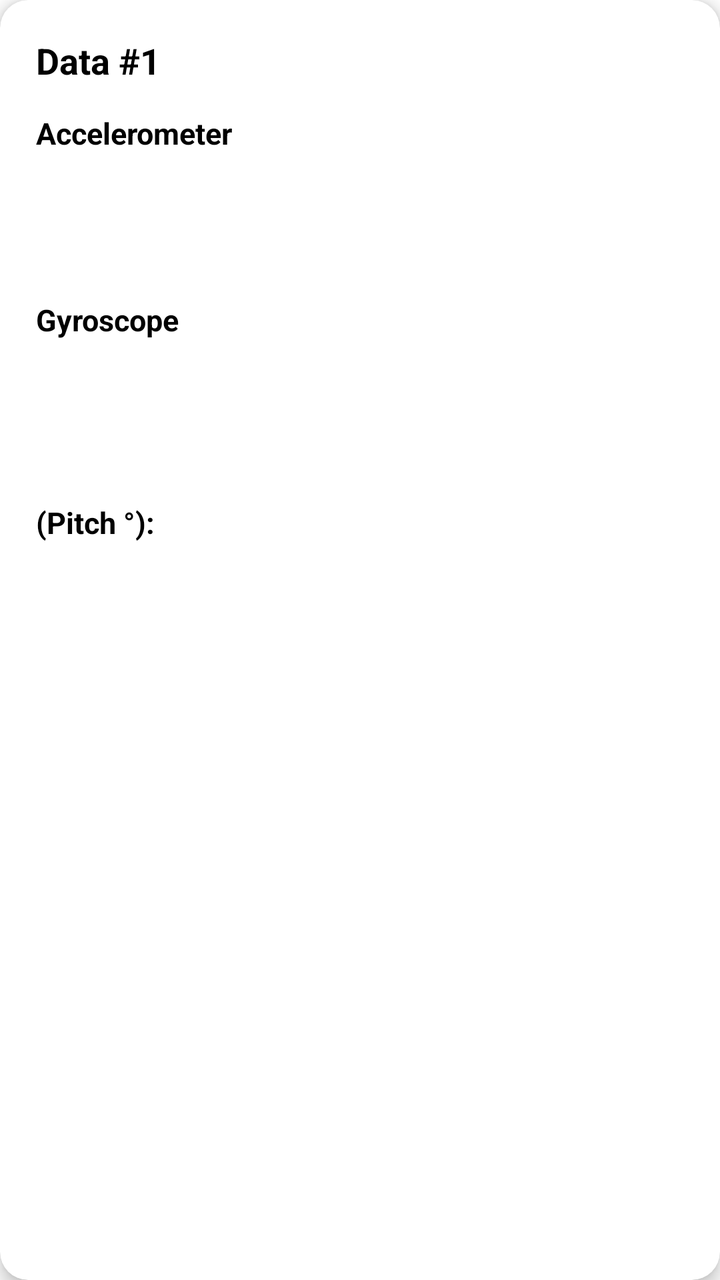
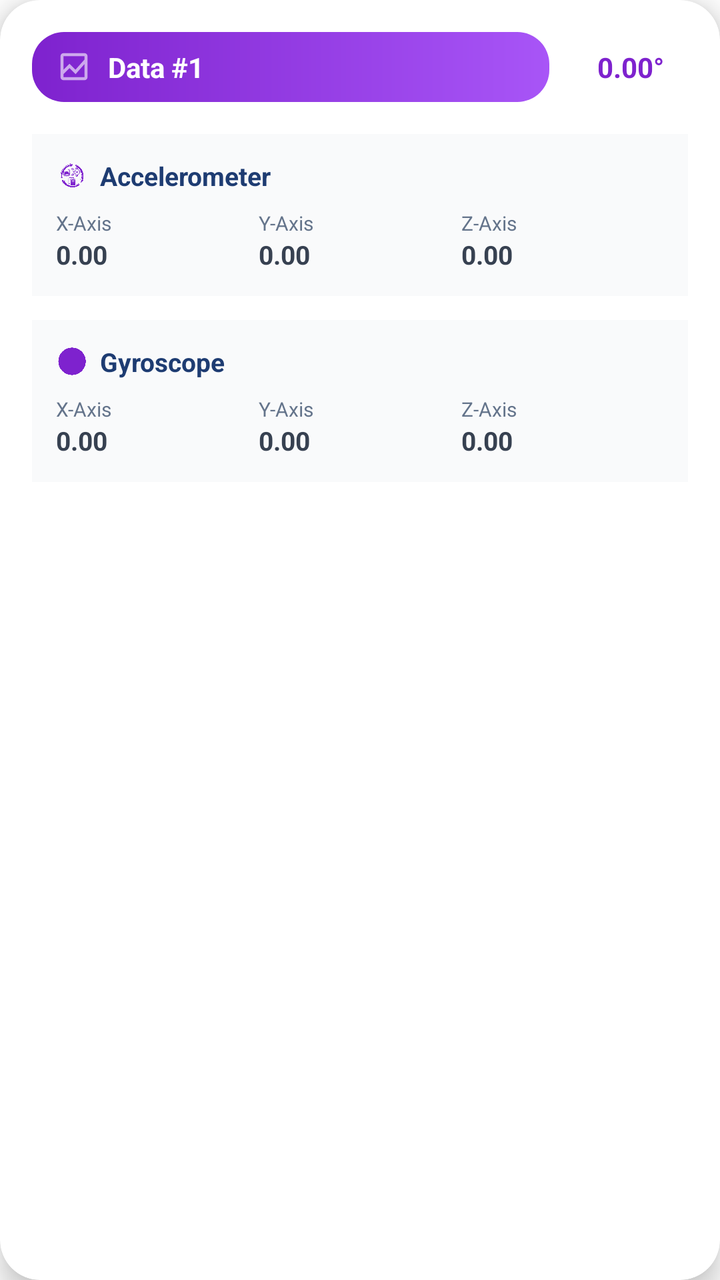

Two renders of the same Android screen: before a commit and after it. Below are the layout's source before the change and the commit's diff.
<!-- AndroidManifest.xml: application theme Theme.NajwaBelajarNavigationDrawer -->
<!-- res/layout/item_sensor_data.xml -->
<?xml version="1.0" encoding="utf-8"?>
<androidx.cardview.widget.CardView
    xmlns:android="http://schemas.android.com/apk/res/android"
    xmlns:app="http://schemas.android.com/apk/res-auto"
    android:layout_width="match_parent"
    android:layout_height="wrap_content"
    android:layout_marginHorizontal="16dp"
    android:layout_marginVertical="10dp"
    app:cardCornerRadius="14dp"
    app:cardElevation="5dp"
    android:background="@android:color/white">

    <LinearLayout
        android:layout_width="match_parent"
        android:layout_height="wrap_content"
        android:orientation="vertical"
        android:padding="18dp">

        
        <TextView
            android:id="@+id/tvTitle"
            android:layout_width="wrap_content"
            android:layout_height="wrap_content"
            android:text="Data #1"
            android:textStyle="bold"
            android:textSize="18sp"
            android:textColor="@color/hitam"
            android:layout_marginBottom="14dp" />

        
        <TextView
            android:layout_width="wrap_content"
            android:layout_height="wrap_content"
            android:text="Accelerometer"
            android:textStyle="bold"
            android:textSize="15sp"
            android:textColor="@color/hitam"
            android:layout_marginBottom="4dp" />

        <TextView android:id="@+id/tvAcX" android:layout_width="wrap_content" android:layout_height="wrap_content"/>
        <TextView android:id="@+id/tvAcY" android:layout_width="wrap_content" android:layout_height="wrap_content"/>
        <TextView android:id="@+id/tvAcZ" android:layout_width="wrap_content" android:layout_height="wrap_content"/>

        <View
            android:layout_width="match_parent"
            android:layout_height="12dp" />

        <TextView
            android:layout_width="wrap_content"
            android:layout_height="wrap_content"
            android:text="Gyroscope"
            android:textStyle="bold"
            android:textSize="15sp"
            android:textColor="@color/hitam"
            android:layout_marginBottom="4dp" />


        <TextView android:id="@+id/tvGyX" android:layout_width="wrap_content" android:layout_height="wrap_content"/>
        <TextView android:id="@+id/tvGyY" android:layout_width="wrap_content" android:layout_height="wrap_content"/>
        <TextView android:id="@+id/tvGyZ" android:layout_width="wrap_content" android:layout_height="wrap_content"/>

        <View
            android:layout_width="match_parent"
            android:layout_height="12dp" />

        <TextView
            android:id="@+id/tvPitch"
            android:layout_width="wrap_content"
            android:layout_height="wrap_content"
            android:text="(Pitch °): "
            android:textSize="15sp"
            android:textColor="@color/hitam"
            android:textStyle="bold"
            android:layout_marginTop="8dp"/>



    </LinearLayout>
</androidx.cardview.widget.CardView>
<!-- resources referenced by this layout -->
<resources>
  <color name="hitam">#FF000000</color>
  <style name="Theme.NajwaBelajarNavigationDrawer" parent="Base.Theme.NajwaBelajarNavigationDrawer" />
  <style name="Base.Theme.NajwaBelajarNavigationDrawer" parent="Theme.Material3.DayNight.NoActionBar">
  
          <item name="colorPrimary">@color/biru_tua</item>
          <item name="colorPrimaryContainer">@color/biru_muda</item>
          <item name="colorOnPrimary">@android:color/white</item>
  
          <item name="android:windowBackground">@color/putih</item>
          <item name="android:statusBarColor">@color/biru_tua</item>
  
          <item name="windowActionBar">false</item>
          <item name="android:windowNoTitle">true</item>
      </style>
  <color name="biru_tua">#0D47A1</color>
  <color name="biru_muda">#42A5F5</color>
  <color name="putih">#FFFFFFFF</color>
</resources>

<!-- the commit's change to res/layout/item_sensor_data.xml (unified diff, before → after) -->
@@ -5,75 +5,283 @@
     android:layout_width="match_parent"
     android:layout_height="wrap_content"
     android:layout_marginHorizontal="16dp"
-    android:layout_marginVertical="10dp"
-    app:cardCornerRadius="14dp"
-    app:cardElevation="5dp"
-    android:background="@android:color/white">
+    android:layout_marginVertical="8dp"
+    app:cardCornerRadius="20dp"
+    app:cardElevation="8dp"
+    app:cardBackgroundColor="@android:color/white">
 
     <LinearLayout
         android:layout_width="match_parent"
         android:layout_height="wrap_content"
         android:orientation="vertical"
-        android:padding="18dp">
+        android:padding="16dp">
 
         
-        <TextView
-            android:id="@+id/tvTitle"
-            android:layout_width="wrap_content"
+        <LinearLayout
+            android:layout_width="match_parent"
             android:layout_height="wrap_content"
-            android:text="Data #1"
-            android:textStyle="bold"
-            android:textSize="18sp"
-            android:textColor="@color/hitam"
-            android:layout_marginBottom="14dp" />
+            android:gravity="center_vertical"
+            android:orientation="horizontal"
+            android:layout_marginBottom="16dp">
+
+            <LinearLayout
+                android:layout_width="0dp"
+                android:layout_height="wrap_content"
+                android:layout_weight="1"
+                android:background="@drawable/bg_section_badge"
+                android:gravity="center_vertical"
+                android:orientation="horizontal"
+                android:paddingHorizontal="12dp"
+                android:paddingVertical="8dp">
+
+                <ImageView
+                    android:layout_width="18dp"
+                    android:layout_height="18dp"
+                    android:contentDescription="Data"
+                    android:src="@drawable/ic_dataset"
+                    app:tint="@android:color/white" />
+
+                <TextView
+                    android:id="@+id/tvTitle"
+                    android:layout_width="wrap_content"
+                    android:layout_height="wrap_content"
+                    android:layout_marginStart="8dp"
+                    android:text="Data #1"
+                    android:textColor="@android:color/white"
+                    android:textSize="14sp"
+                    android:textStyle="bold" />
+            </LinearLayout>
+
+            <TextView
+                android:id="@+id/tvPitch"
+                android:layout_width="wrap_content"
+                android:layout_height="wrap_content"
+                android:layout_marginStart="12dp"
+                android:background="@drawable/bg_search_button"
+                android:paddingHorizontal="12dp"
+                android:paddingVertical="8dp"
+                android:text="0.00°"
+                android:textColor="#7e22ce"
+                android:textSize="14sp"
+                android:textStyle="bold" />
+        </LinearLayout>
 
         
-        <TextView
-            android:layout_width="wrap_content"
+        <LinearLayout
+            android:layout_width="match_parent"
             android:layout_height="wrap_content"
-            android:text="Accelerometer"
-            android:textStyle="bold"
-            android:textSize="15sp"
-            android:textColor="@color/hitam"
-            android:layout_marginBottom="4dp" />
-
-        <TextView android:id="@+id/tvAcX" android:layout_width="wrap_content" android:layout_height="wrap_content"/>
-        <TextView android:id="@+id/tvAcY" android:layout_width="wrap_content" android:layout_height="wrap_content"/>
-        <TextView android:id="@+id/tvAcZ" android:layout_width="wrap_content" android:layout_height="wrap_content"/>
-
-        <View
+            android:orientation="vertical"
+            android:background="#F9FAFB"
+            android:padding="12dp"
+            android:layout_marginBottom="12dp">
+
+            <LinearLayout
+                android:layout_width="wrap_content"
+                android:layout_height="wrap_content"
+                android:gravity="center_vertical"
+                android:layout_marginBottom="8dp"
+                android:orientation="horizontal">
+
+                <ImageView
+                    android:layout_width="16dp"
+                    android:layout_height="16dp"
+                    android:contentDescription="Accelerometer"
+                    android:src="@drawable/sensor"
+                    app:tint="#7e22ce" />
+
+                <TextView
+                    android:layout_width="wrap_content"
+                    android:layout_height="wrap_content"
+                    android:layout_marginStart="6dp"
+                    android:text="Accelerometer"
+                    android:textColor="#1e3c72"
+                    android:textSize="13sp"
+                    android:textStyle="bold" />
+            </LinearLayout>
+
+            <LinearLayout
+                android:layout_width="match_parent"
+                android:layout_height="wrap_content"
+                android:orientation="horizontal">
+
+                <LinearLayout
+                    android:layout_width="0dp"
+                    android:layout_height="wrap_content"
+                    android:layout_weight="1"
+                    android:orientation="vertical">
+
+                    <TextView
+                        android:layout_width="wrap_content"
+                        android:layout_height="wrap_content"
+                        android:text="X-Axis"
+                        android:textColor="#64748b"
+                        android:textSize="10sp" />
+
+                    <TextView
+                        android:id="@+id/tvAcX"
+                        android:layout_width="wrap_content"
+                        android:layout_height="wrap_content"
+                        android:text="0.00"
+                        android:textColor="#374151"
+                        android:textSize="13sp"
+                        android:textStyle="bold" />
+                </LinearLayout>
+
+                <LinearLayout
+                    android:layout_width="0dp"
+                    android:layout_height="wrap_content"
+                    android:layout_weight="1"
+                    android:orientation="vertical">
+
+                    <TextView
+                        android:layout_width="wrap_content"
+                        android:layout_height="wrap_content"
+                        android:text="Y-Axis"
+                        android:textColor="#64748b"
+                        android:textSize="10sp" />
+
+                    <TextView
+                        android:id="@+id/tvAcY"
+                        android:layout_width="wrap_content"
+                        android:layout_height="wrap_content"
+                        android:text="0.00"
+                        android:textColor="#374151"
+                        android:textSize="13sp"
+                        android:textStyle="bold" />
+                </LinearLayout>
+
+                <LinearLayout
+                    android:layout_width="0dp"
+                    android:layout_height="wrap_content"
+                    android:layout_weight="1"
+                    android:orientation="vertical">
+
+                    <TextView
+                        android:layout_width="wrap_content"
+                        android:layout_height="wrap_content"
+                        android:text="Z-Axis"
+                        android:textColor="#64748b"
+                        android:textSize="10sp" />
+
+                    <TextView
+                        android:id="@+id/tvAcZ"
+                        android:layout_width="wrap_content"
+                        android:layout_height="wrap_content"
+                        android:text="0.00"
+                        android:textColor="#374151"
+                        android:textSize="13sp"
+                        android:textStyle="bold" />
+                </LinearLayout>
+            </LinearLayout>
+        </LinearLayout>
+
+        
+        <LinearLayout
             android:layout_width="match_parent"
-            android:layout_height="12dp" />
-
-        <TextView
-            android:layout_width="wrap_content"
             android:layout_height="wrap_content"
-            android:text="Gyroscope"
-            android:textStyle="bold"
-            android:textSize="15sp"
-            android:textColor="@color/hitam"
-            android:layout_marginBottom="4dp" />
-
-
-        <TextView android:id="@+id/tvGyX" android:layout_width="wrap_content" android:layout_height="wrap_content"/>
-        <TextView android:id="@+id/tvGyY" android:layout_width="wrap_content" android:layout_height="wrap_content"/>
-        <TextView android:id="@+id/tvGyZ" android:layout_width="wrap_content" android:layout_height="wrap_content"/>
-
-        <View
-            android:layout_width="match_parent"
-            android:layout_height="12dp" />
-
-        <TextView
-            android:id="@+id/tvPitch"
-            android:layout_width="wrap_content"
-            android:layout_height="wrap_content"
-            android:text="(Pitch °): "
-            android:textSize="15sp"
-            android:textColor="@color/hitam"
-            android:textStyle="bold"
-            android:layout_marginTop="8dp"/>
-
-
+            android:orientation="vertical"
+            android:background="#F9FAFB"
+            android:padding="12dp">
+
+            <LinearLayout
+                android:layout_width="wrap_content"
+                android:layout_height="wrap_content"
+                android:gravity="center_vertical"
+                android:layout_marginBottom="8dp"
+                android:orientation="horizontal">
+
+                <ImageView
+                    android:layout_width="16dp"
+                    android:layout_height="16dp"
+                    android:contentDescription="Gyroscope"
+                    android:src="@drawable/logo_mpu6050"
+                    app:tint="#7e22ce" />
+
+                <TextView
+                    android:layout_width="wrap_content"
+                    android:layout_height="wrap_content"
+                    android:layout_marginStart="6dp"
+                    android:text="Gyroscope"
+                    android:textColor="#1e3c72"
+                    android:textSize="13sp"
+                    android:textStyle="bold" />
+            </LinearLayout>
+
+            <LinearLayout
+                android:layout_width="match_parent"
+                android:layout_height="wrap_content"
+                android:orientation="horizontal">
+
+                <LinearLayout
+                    android:layout_width="0dp"
+                    android:layout_height="wrap_content"
+                    android:layout_weight="1"
+                    android:orientation="vertical">
+
+                    <TextView
+                        android:layout_width="wrap_content"
+                        android:layout_height="wrap_content"
+                        android:text="X-Axis"
+                        android:textColor="#64748b"
+                        android:textSize="10sp" />
+
+                    <TextView
+                        android:id="@+id/tvGyX"
+                        android:layout_width="wrap_content"
+                        android:layout_height="wrap_content"
+                        android:text="0.00"
+                        android:textColor="#374151"
+                        android:textSize="13sp"
+                        android:textStyle="bold" />
+                </LinearLayout>
+
+                <LinearLayout
+                    android:layout_width="0dp"
+                    android:layout_height="wrap_content"
+                    android:layout_weight="1"
+                    android:orientation="vertical">
+
+                    <TextView
+                        android:layout_width="wrap_content"
+                        android:layout_height="wrap_content"
+                        android:text="Y-Axis"
+                        android:textColor="#64748b"
+                        android:textSize="10sp" />
+
+                    <TextView
+                        android:id="@+id/tvGyY"
+                        android:layout_width="wrap_content"
+                        android:layout_height="wrap_content"
+                        android:text="0.00"
+                        android:textColor="#374151"
+                        android:textSize="13sp"
+                        android:textStyle="bold" />
+                </LinearLayout>
+
+                <LinearLayout
+                    android:layout_width="0dp"
+                    android:layout_height="wrap_content"
+                    android:layout_weight="1"
+                    android:orientation="vertical">
+
+                    <TextView
+                        android:layout_width="wrap_content"
+                        android:layout_height="wrap_content"
+                        android:text="Z-Axis"
+                        android:textColor="#64748b"
+                        android:textSize="10sp" />
+
+                    <TextView
+                        android:id="@+id/tvGyZ"
+                        android:layout_width="wrap_content"
+                        android:layout_height="wrap_content"
+                        android:text="0.00"
+                        android:textColor="#374151"
+                        android:textSize="13sp"
+                        android:textStyle="bold" />
+                </LinearLayout>
+            </LinearLayout>
+        </LinearLayout>
 
     </LinearLayout>
 </androidx.cardview.widget.CardView>
<!-- resource entries referenced after the edit -->
@@ -1,6 +1,38 @@
 <!-- resources referenced by this layout -->
 <resources>
-  <color name="hitam">#FF000000</color>
+  <!-- drawable bg_search_button (drawable) -->
+  <?xml version="1.0" encoding="utf-8"?>
+  <shape xmlns:android="http://schemas.android.com/apk/res/android">
+      <solid android:color="#40FFFFFF" />
+      <corners android:radius="24dp" />
+      <stroke
+          android:width="1dp"
+          android:color="#60FFFFFF" />
+  </shape>
+  <!-- drawable bg_section_badge (drawable) -->
+  <?xml version="1.0" encoding="utf-8"?>
+  <shape xmlns:android="http://schemas.android.com/apk/res/android">
+      <gradient
+          android:angle="0"
+          android:startColor="#7e22ce"
+          android:endColor="#a855f7"
+          android:type="linear" />
+      <corners android:radius="16dp" />
+  </shape>
+  <!-- drawable ic_dataset (drawable-anydpi) -->
+  <vector xmlns:android="http://schemas.android.com/apk/res/android"
+      android:width="24dp"
+      android:height="24dp"
+      android:viewportWidth="960"
+      android:viewportHeight="960"
+      android:tint="#333333"
+      android:alpha="0.6">
+    <path
+        android:fillColor="@android:color/white"
+        android:pathData="M200,840Q167,840 143.5,816.5Q120,793 120,760L120,200Q120,167 143.5,143.5Q167,120 200,120L760,120Q793,120 816.5,143.5Q840,167 840,200L840,760Q840,793 816.5,816.5Q793,840 760,840L200,840ZM200,678L200,760Q200,760 200,760Q200,760 200,760L760,760Q760,760 760,760Q760,760 760,760L760,410L522,680L360,518L200,678ZM200,564L360,404L518,562L760,290L760,200Q760,200 760,200Q760,200 760,200L200,200Q200,200 200,200Q200,200 200,200L200,564ZM200,410L200,290L200,562L200,404L200,564L200,678L200,518L200,680L200,410ZM200,564L200,200Q200,200 200,200Q200,200 200,200L200,200Q200,200 200,200Q200,200 200,200L200,290L200,562L200,404L200,564ZM200,678L200,518L200,680L200,410L200,760Q200,760 200,760Q200,760 200,760L200,760Q200,760 200,760Q200,760 200,760L200,678Z"/>
+  </vector>
+  <!-- drawable logo_mpu6050: png bitmap (drawable, 235890 bytes) -->
+  <!-- drawable sensor: png bitmap (drawable, 39833 bytes) -->
   <style name="Theme.NajwaBelajarNavigationDrawer" parent="Base.Theme.NajwaBelajarNavigationDrawer" />
   <style name="Base.Theme.NajwaBelajarNavigationDrawer" parent="Theme.Material3.DayNight.NoActionBar">
   
